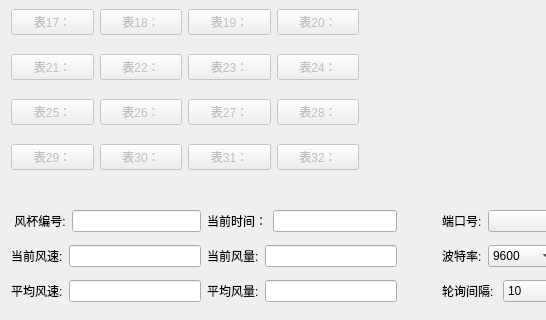
uufree/Qt, file WindCup/mainwindow.ui: the form before one commit; both pictures show x 0 to 546 and y 201 to 521 of the 839 by 521 pixel window.
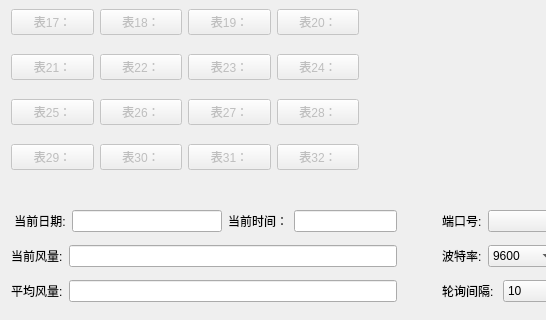
The form after the commit. Icons and pictures are not drawn.

```diff
--- a/WindCup/mainwindow.ui
+++ b/WindCup/mainwindow.ui
@@ -380,17 +380,17 @@
        </layout>
       </item>
       <item>
-       <layout class="QHBoxLayout" name="horizontalLayout_29" stretch="10,1,10">
+       <layout class="QHBoxLayout" name="horizontalLayout_14" stretch="10,1,10">
         <item>
          <layout class="QVBoxLayout" name="verticalLayout_5">
           <item>
-           <layout class="QHBoxLayout" name="horizontalLayout_23">
+           <layout class="QHBoxLayout" name="horizontalLayout_23" stretch="5,4">
             <item>
-             <layout class="QHBoxLayout" name="horizontalLayout_21" stretch="0,0">
+             <layout class="QHBoxLayout" name="horizontalLayout_21" stretch="0,1">
               <item>
                <widget class="QLabel" name="label_18">
                 <property name="text">
-                 <string> 风杯编号:</string>
+                 <string> 当前日期:</string>
                 </property>
                </widget>
               </item>
@@ -417,20 +417,6 @@
           </item>
           <item>
            <layout class="QHBoxLayout" name="horizontalLayout_24">
-            <item>
-             <layout class="QHBoxLayout" name="horizontalLayout_14">
-              <item>
-               <widget class="QLabel" name="label_14">
-                <property name="text">
-                 <string>当前风速:</string>
-                </property>
-               </widget>
-              </item>
-              <item>
-               <widget class="QLineEdit" name="currentSpeed"/>
-              </item>
-             </layout>
-            </item>
             <item>
              <layout class="QHBoxLayout" name="horizontalLayout_18">
               <item>
@@ -454,26 +440,12 @@
               <item>
                <widget class="QLabel" name="label_15">
                 <property name="text">
-                 <string>平均风速:</string>
-                </property>
-               </widget>
-              </item>
-              <item>
-               <widget class="QLineEdit" name="currentAverageSpeed"/>
-              </item>
-             </layout>
-            </item>
-            <item>
-             <layout class="QHBoxLayout" name="horizontalLayout_20">
-              <item>
-               <widget class="QLabel" name="label_12">
-                <property name="text">
                  <string>平均风量:</string>
                 </property>
                </widget>
               </item>
               <item>
-               <widget class="QLineEdit" name="currentAverageVolume"/>
+               <widget class="QLineEdit" name="currentAverageSpeed"/>
               </item>
              </layout>
             </item>
```
Left out of the diff: 4 changed lines with no effect on the pictures.
